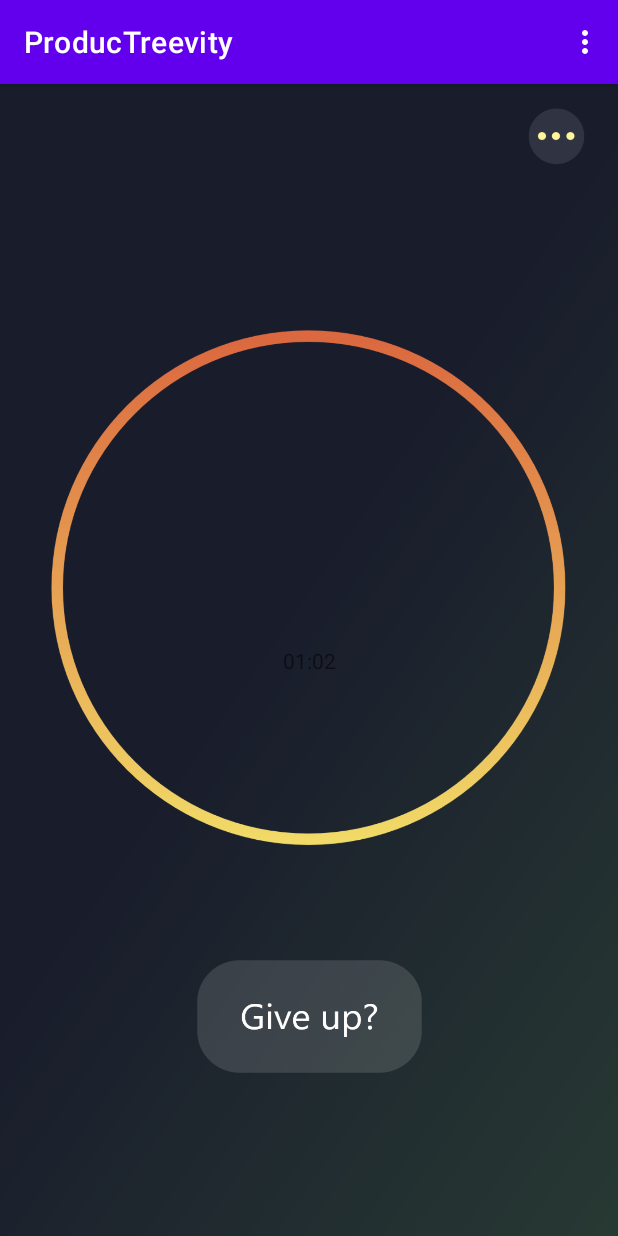
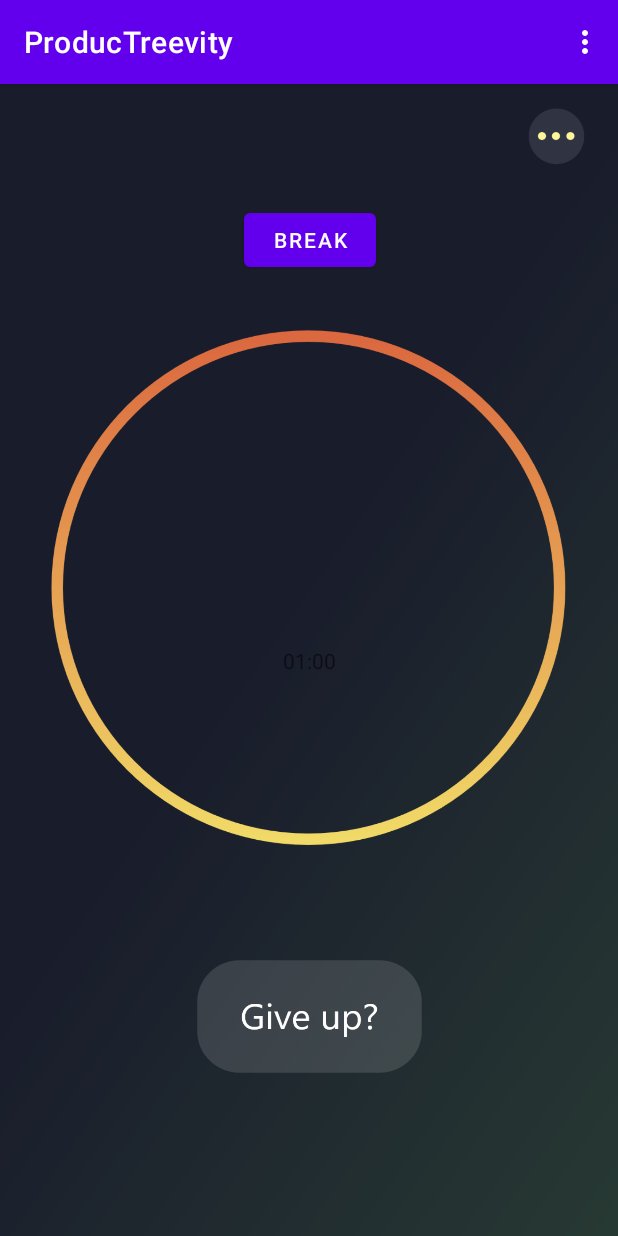
Before and after one commit to Kokobe/ProducTreevity, an Android app: the TimerMainActivity screen opened directly, with no data from a screen before it, in the options menu, after a tap on "Settings", on a phone screen of 412 x 824 dp. Run offline under Robolectric (Android 15) with nearby library versions, the phone set to English and light mode, and no system bars.

Commit message:
Breaks work

```diff
--- /dev/null
+++ b/app/src/main/java/com/example/productreevity/StudBreakActivity.java
@@ -0,0 +1,69 @@
+package com.example.productreevity;
+
+import androidx.appcompat.app.AppCompatActivity;
+
+import android.content.Intent;
+import android.os.Bundle;
+import android.view.View;
+import android.widget.Button;
+import android.widget.ImageView;
+
+public class StudBreakActivity extends AppCompatActivity {
+    private Button button8; //break 1
+    private Button button9; //break 2
+    private Button button13; //break 3
+    private Button button14; //break 4
+    @Override
+    protected void onCreate(Bundle savedInstanceState) {
+        super.onCreate(savedInstanceState);
+        setContentView(R.layout.activity_stud_break);
+        button8 = (Button) findViewById(R.id.button8);
+        button8.setOnClickListener(new View.OnClickListener() {
+            @Override
+            public void onClick(View v) {
+
+                openBreak1();
+            }
+        });
+        button9 = (Button) findViewById(R.id.button9);
+        button9.setOnClickListener(new View.OnClickListener() {
+            @Override
+            public void onClick(View v) {
+
+                openBreak2();
+            }
+        });
+        button13 = (Button) findViewById(R.id.button13);
+        button13.setOnClickListener(new View.OnClickListener() {
+            @Override
+            public void onClick(View v) {
+
+                openBreak3();
+            }
+        });
+        button14 = (Button) findViewById(R.id.button14);
+        button14.setOnClickListener(new View.OnClickListener() {
+            @Override
+            public void onClick(View v) {
+
+                openBreak4();
+            }
+        });
+    }
+    public void openBreak1() {
+        Intent intent = new Intent(this, Break1Activity.class);
+        startActivity(intent);
+    }
+    public void openBreak2() {
+        Intent intent = new Intent(this, Break2Activity.class);
+        startActivity(intent);
+    }
+    public void openBreak3() {
+        Intent intent = new Intent(this, Break3Activity.class);
+        startActivity(intent);
+    }
+    public void openBreak4() {
+        Intent intent = new Intent(this, Break4Activity.class);
+        startActivity(intent);
+    }
+}
--- a/app/src/main/java/com/example/productreevity/TimerMainActivity.java
+++ b/app/src/main/java/com/example/productreevity/TimerMainActivity.java
@@ -1,5 +1,6 @@
 package com.example.productreevity;
 
+import android.content.Intent;
 import android.os.Bundle;
 
 import androidx.appcompat.app.AppCompatActivity;
@@ -36,13 +37,25 @@
             }
         }.start();
     }
-
+    private Button button16; //to break selection page
     @Override
     protected void onCreate(Bundle savedInstanceState) {
         //hello
         super.onCreate(savedInstanceState);
         setContentView(R.layout.activity_timer);
 //        runTimer();
+        button16 = (Button) findViewById(R.id.button16);
+        button16.setOnClickListener(new View.OnClickListener() {
+            @Override
+            public void onClick(View v) {
+
+                openBreakSel();
+            }
+        });
+    }
+    public void openBreakSel() {
+        Intent intent = new Intent(this, StudBreakActivity.class);
+        startActivity(intent);
     }
 
 
--- a/app/src/main/res/layout/activity_timer.xml
+++ b/app/src/main/res/layout/activity_timer.xml
@@ -42,4 +42,18 @@
         app:layout_constraintStart_toStartOf="parent"
         app:layout_constraintTop_toBottomOf="@+id/start_timer" />
 
+    <Button
+        android:id="@+id/button16"
+        android:layout_width="wrap_content"
+        android:layout_height="wrap_content"
+        android:layout_marginStart="160dp"
+        android:layout_marginTop="71dp"
+        android:layout_marginEnd="159dp"
+        android:layout_marginBottom="223dp"
+        android:text="Break"
+        app:layout_constraintBottom_toTopOf="@+id/start_timer"
+        app:layout_constraintEnd_toEndOf="parent"
+        app:layout_constraintStart_toStartOf="parent"
+        app:layout_constraintTop_toTopOf="parent" />
+
 </androidx.constraintlayout.widget.ConstraintLayout>
```
Also changed, not shown: app/src/main/AndroidManifest.xml (+6 -1 lines), app/src/main/java/com/example/productreevity/Break1Activity.java (added, +14 -0 lines), app/src/main/java/com/example/productreevity/Break2Activity.java (added, +14 -0 lines), app/src/main/java/com/example/productreevity/Break3Activity.java (added, +14 -0 lines), app/src/main/java/com/example/productreevity/Break4Activity.java (added, +14 -0 lines), app/src/main/res/layout/activity_break1.xml (added, +22 -0 lines), app/src/main/res/layout/activity_break2.xml (added, +22 -0 lines), app/src/main/res/layout/activity_break3.xml (added, +22 -0 lines), app/src/main/res/layout/activity_break4.xml (added, +22 -0 lines), app/src/main/res/layout/activity_stud_break.xml (added, +134 -0 lines), app/src/main/res/layout/activity_student_stats.xml (+4 -4 lines), app/src/main/res/drawable-v24/avgpercprod.png (added), app/src/main/res/drawable-v24/avgseedspweek.png (added), app/src/main/res/drawable-v24/favbreakact.png (added), 1 more files.
